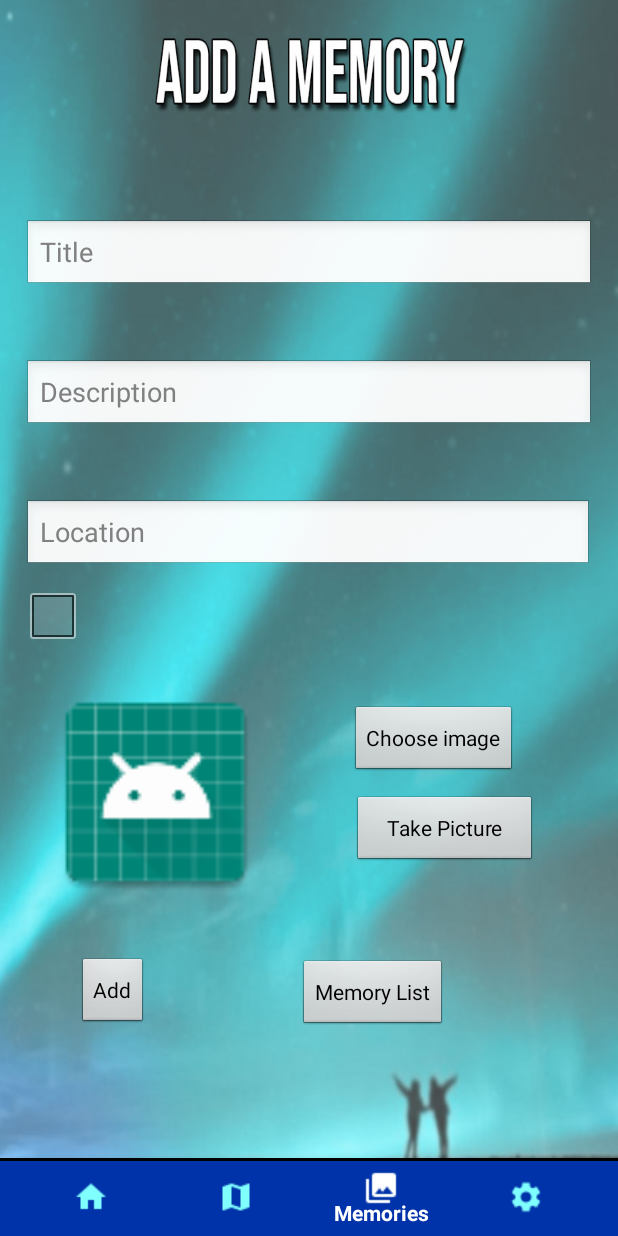
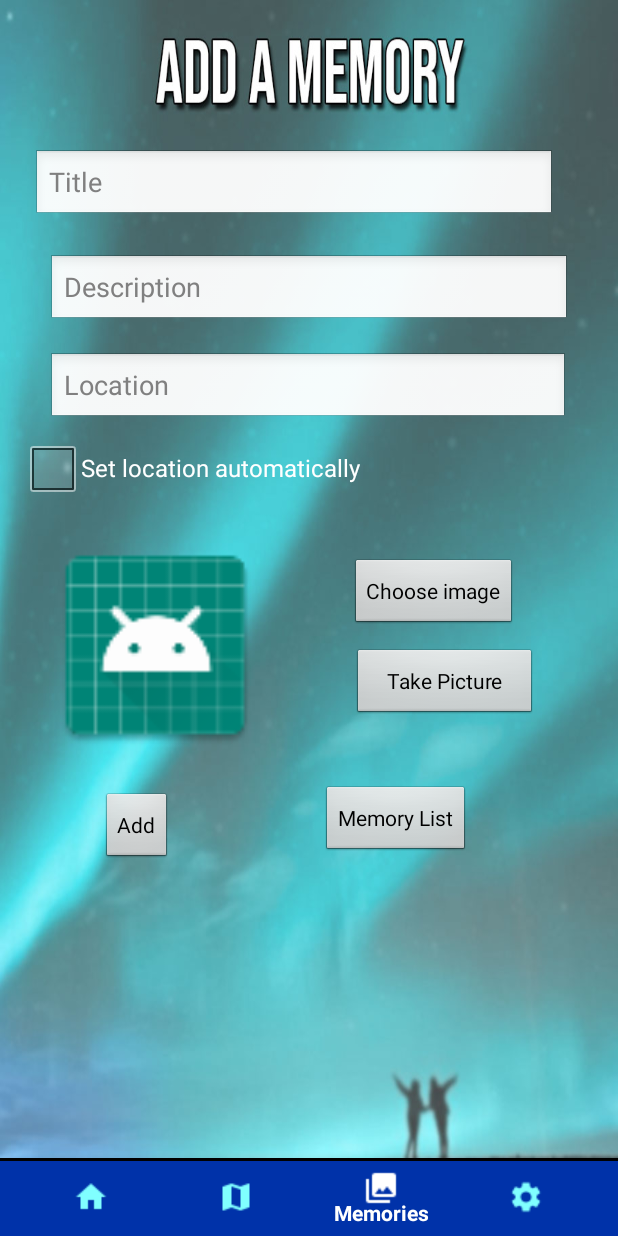
Before and after one commit to arnorietdijk/ProjectB, an Android app: the screen it shows after launch (MainActivity), item 3 of the bottom bar chosen, on a phone screen of 412 x 824 dp. Run offline under Robolectric (Android 15) with nearby library versions, the phone set to English and light mode, and no system bars.

Commit message:
app icon & display name finalised

```diff
--- a/app/src/main/AndroidManifest.xml
+++ b/app/src/main/AndroidManifest.xml
@@ -17,7 +17,7 @@
 
     <application
         android:allowBackup="true"
-        android:icon="@mipmap/ic_launcher"
+        android:icon="@drawable/logo"
         android:label="@string/app_name"
         android:roundIcon="@mipmap/ic_launcher_round"
         android:supportsRtl="true"
--- a/app/src/main/java/com/example/test/MemoriesFragment.java
+++ b/app/src/main/java/com/example/test/MemoriesFragment.java
@@ -113,10 +113,6 @@ public class MemoriesFragment extends Fragment {
             @Override
             public void onClick(View view) {
                 try {
-                    if (TextUtils.isEmpty(strTitle) || TextUtils.isEmpty(strDes) || TextUtils.isEmpty(strLoc)) {
-                        Toast.makeText(getActivity(), "please fill something in!", Toast.LENGTH_SHORT).show();
-                    }
-                    else {
                         MainActivity.sqLiteHelper.insertData(
                                 edtTitle.getText().toString().trim(),
                                 edtDes.getText().toString().trim(),
@@ -130,8 +126,6 @@ public class MemoriesFragment extends Fragment {
                         edtDes.setText("");
                         edtLoc.setText("");
                         imageView.setImageResource(R.mipmap.ic_launcher);
-                    }
-
                 } catch (Exception e) {
                     e.printStackTrace();
                 }
--- a/app/src/main/res/layout/fragment_memories.xml
+++ b/app/src/main/res/layout/fragment_memories.xml
@@ -9,7 +9,7 @@
     android:paddingBottom="@dimen/activity_vertical_margin"
     android:paddingLeft="@dimen/activity_horizontal_margin"
     android:paddingRight="@dimen/activity_horizontal_margin"
-    android:background="@drawable/Memories"
+    android:background="@drawable/memories"
     android:paddingTop="@dimen/activity_vertical_margin" >
 
     <EditText
@@ -21,7 +21,11 @@
         android:layout_alignParentTop="true"
         android:layout_alignParentEnd="true"
         android:layout_alignParentRight="true"
-        android:layout_marginTop="130dp"
+        android:layout_marginStart="6dp"
+        android:layout_marginLeft="6dp"
+        android:layout_marginTop="83dp"
+        android:layout_marginEnd="26dp"
+        android:layout_marginRight="26dp"
         android:ems="10"
         android:hint="Title"
         android:inputType="textPersonName" />
@@ -35,7 +39,11 @@
         android:layout_alignParentLeft="true"
         android:layout_alignParentEnd="true"
         android:layout_alignParentRight="true"
-        android:layout_marginTop="45dp"
+        android:layout_marginStart="16dp"
+        android:layout_marginLeft="16dp"
+        android:layout_marginTop="22dp"
+        android:layout_marginEnd="16dp"
+        android:layout_marginRight="16dp"
         android:ems="10"
         android:hint="Description"
         android:inputType="textPersonName" />
@@ -71,9 +79,9 @@
         android:layout_below="@+id/imageView"
         android:layout_alignParentStart="true"
         android:layout_alignParentLeft="true"
-        android:layout_marginStart="35dp"
-        android:layout_marginLeft="35dp"
-        android:layout_marginTop="34dp"
+        android:layout_marginStart="51dp"
+        android:layout_marginLeft="51dp"
+        android:layout_marginTop="22dp"
         android:text="Add" />
 
     <Button
@@ -81,9 +89,9 @@
         android:layout_width="wrap_content"
         android:layout_height="wrap_content"
         android:layout_below="@+id/imageView"
-        android:layout_marginStart="100dp"
-        android:layout_marginLeft="12dp"
-        android:layout_marginTop="35dp"
+        android:layout_marginStart="99dp"
+        android:layout_marginLeft="99dp"
+        android:layout_marginTop="17dp"
         android:layout_toEndOf="@+id/btnAdd"
         android:layout_toRightOf="@+id/btnAdd"
         android:text="Memory List" />
@@ -97,11 +105,11 @@
         android:layout_alignParentLeft="true"
         android:layout_alignParentEnd="true"
         android:layout_alignParentRight="true"
-        android:layout_marginStart="0dp"
-        android:layout_marginLeft="0dp"
-        android:layout_marginTop="45dp"
-        android:layout_marginEnd="1dp"
-        android:layout_marginRight="1dp"
+        android:layout_marginStart="16dp"
+        android:layout_marginLeft="16dp"
+        android:layout_marginTop="17dp"
+        android:layout_marginEnd="17dp"
+        android:layout_marginRight="17dp"
         android:ems="10"
         android:hint="Location"
         android:inputType="textPersonName" />
@@ -123,5 +131,7 @@
         android:layout_width="291dp"
         android:layout_height="wrap_content"
         android:layout_below="@+id/edtLoc"
-        android:layout_marginTop="5dp" />
+        android:layout_marginTop="5dp"
+        android:text="Set location automatically"
+        tools:text="Set location automatically" />
 </RelativeLayout>
--- a/app/src/main/res/values/strings.xml
+++ b/app/src/main/res/values/strings.xml
@@ -1,5 +1,5 @@
 <resources>
-    <string name="app_name">Bottombar</string>
+    <string name="app_name">Travel Memories</string>
     <string name="nav_home">Home</string>
     <string name="nav_camera">Camera</string>
     <string name="nav_map">Map</string>
```
Also changed, not shown: app/src/main/res/drawable/logo.jpg (added), app/src/main/res/drawable/memories.jpg (renamed from app/src/main/res/drawable/Memories.jpg).
